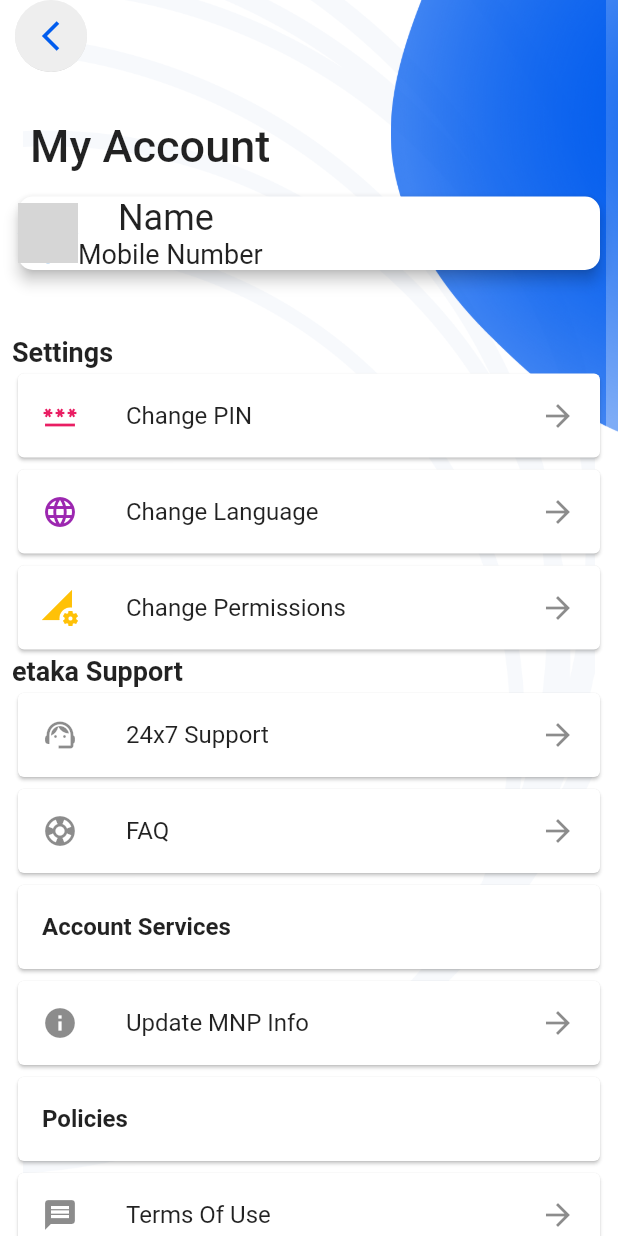
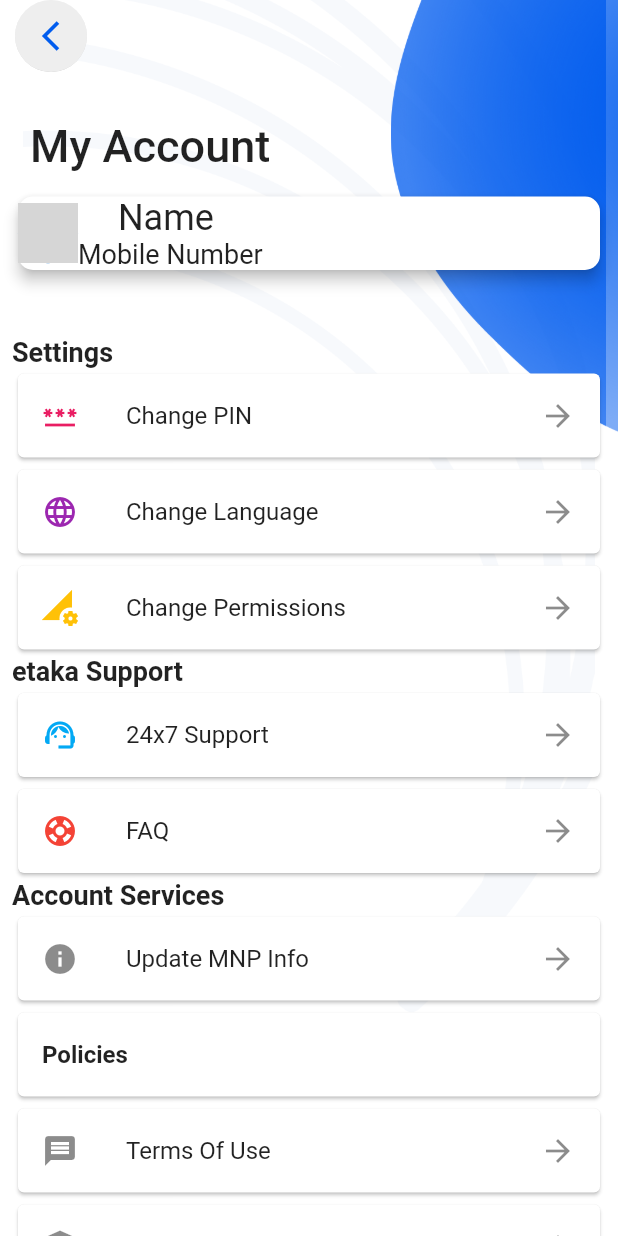
Before and after one commit to JulieGibbs/etaka, a Flutter app: the ProfileScreen screen opened directly, on a phone screen of 412 x 824 dp. Run offline on Flutter 3.47's test engine with Material 2 defaults, Android fonts, the phone set to English and light mode, and no system bars; our stand-ins replace fl_chart, flutter_svg, fluttertoast, persistent_bottom_nav_bar, shared_preferences; missing offline and left inert: numeric_keyboard; accounts and stored records are empty; network calls fail; grey boxes are pictures that could not be loaded.

Commit message:
Update support icon and layout

```diff
--- a/lib/views/screens/profile_screen.dart
+++ b/lib/views/screens/profile_screen.dart
@@ -99,22 +99,21 @@ class _ProfileScreenState extends State<ProfileScreen> {
                   style: TextStyle(fontWeight: FontWeight.bold, fontSize: 18),),
               Card(
                 child: ListTile(
-                  leading: Icon(Icons.support_agent),
+                  leading: Icon(Icons.support_agent, color: Colors.lightBlue,),
                   title: Text('24x7 Support'),
                   trailing: Icon(Icons.arrow_forward),
                 ),
               ),
               Card(
                 child: ListTile(
-                  leading: Icon(Icons.support),
+                  leading: Icon(Icons.support, color: Colors.red,),
                   title: Text('FAQ'),
                   trailing: Icon(Icons.arrow_forward),
                 ),
               ),
-              Card(
-                  child: ListTile(
-                      title: Text("Account Services",
-                          style: TextStyle(fontWeight: FontWeight.bold)))),
+
+              Text("Account Services",
+                          style: TextStyle(fontWeight: FontWeight.bold, fontSize: 18),),
               Card(
                 child: ListTile(
                   leading: Icon(Icons.info),
```
